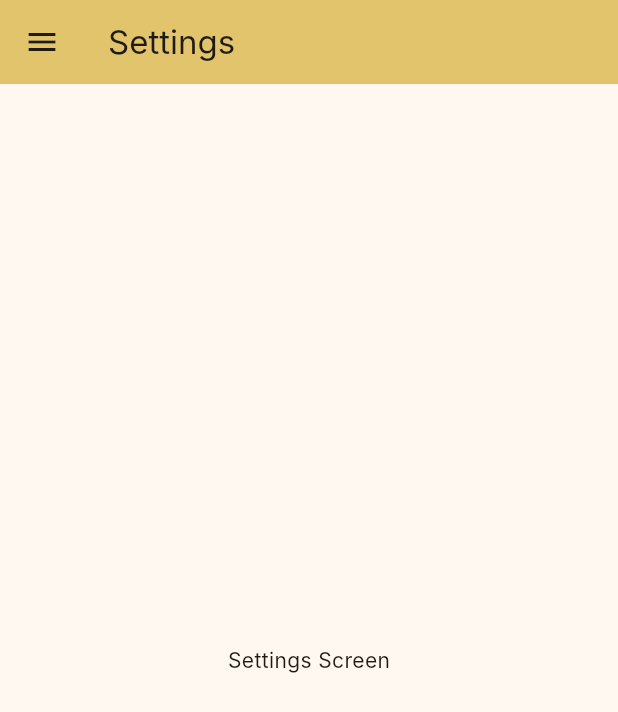
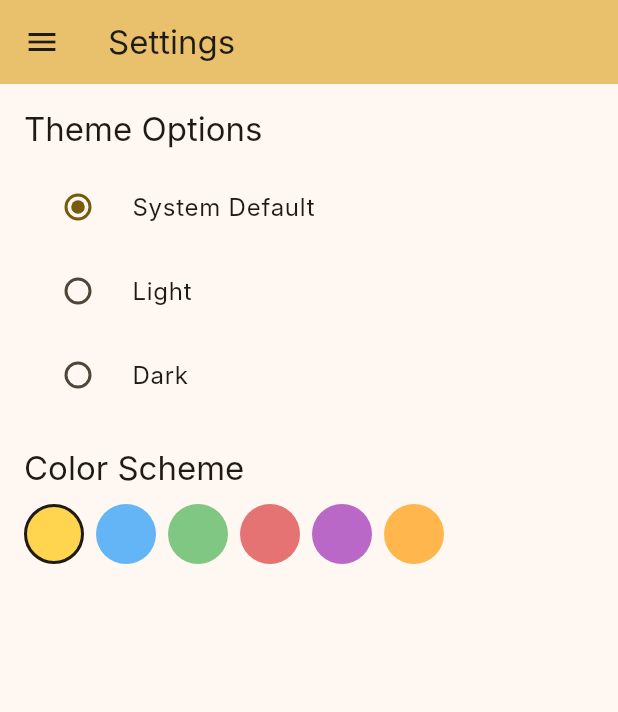
Before and after one commit to Lotthar/bionic-reader, a Flutter app: the SettingsScreen screen opened by its route, on a phone screen of 412 x 824 dp. Shown: the top 712 px of the screen. Run offline on Flutter 3.47's test engine with Material 3 defaults, Android fonts, the phone set to English and light mode, and no system bars; our stand-ins replace file_picker, flutter_spinkit; missing offline and left inert: flutter_pdf_text; Roboto replaces fonts that are missing (Inter).

Commit message:
Add dark mode and theme management

```diff
--- a/lib/main.dart
+++ b/lib/main.dart
@@ -1,8 +1,15 @@
+import 'package:bionic_reader/notifiers/theme_notifier.dart';
 import 'package:bionic_reader/utils/navigation_routes.dart';
 import 'package:flutter/material.dart';
+import 'package:provider/provider.dart';
 
 void main() {
-  runApp(const BionicReaderApp());
+  runApp(
+    ChangeNotifierProvider(
+      create: (_) => ThemeNotifier(),
+      child: const BionicReaderApp(),
+    ),
+  );
 }
 
 class BionicReaderApp extends StatelessWidget {
@@ -10,17 +17,31 @@ class BionicReaderApp extends StatelessWidget {
 
   @override
   Widget build(BuildContext context) {
+    return Consumer<ThemeNotifier>(
+      builder: (context, notifier, child) {
         return MaterialApp(
           title: 'Bionic Reader',
           debugShowCheckedModeBanner: false,
           theme: ThemeData(
-        colorScheme: ColorScheme.fromSeed(seedColor: Colors.amber.shade300),
+            brightness: Brightness.light,
+            colorScheme: ColorScheme.fromSeed(seedColor: notifier.seedColor),
             useMaterial3: true,
-        // Apply Inter font across the app (requires font configuration in pubspec)
             fontFamily: 'Inter',
           ),
-      initialRoute: '/',
-      routes: Navigation.screensByRoutes(),
+          darkTheme: ThemeData(
+            brightness: Brightness.dark,
+            colorScheme: ColorScheme.fromSeed(
+              seedColor: notifier.seedColor,
+              brightness: Brightness.dark,
+            ),
+            useMaterial3: true,
+            fontFamily: 'Inter',
+          ),
+          themeMode: notifier.themeMode,
+          initialRoute: Routes.home.path,
+          routes: Navigation.screensByRoutes()
+        );
+      },
     );
   }
 }
--- a/lib/mixins/reader_screen_styles.dart
+++ b/lib/mixins/reader_screen_styles.dart
@@ -12,6 +12,8 @@ mixin BionicReaderScreenStyles on State<ReaderScreen> {
   // Standard max width for comfortable reading on large screens
   static const double maxContentWidth = 700.0;
 
+  late final isDarkMode = Theme.of(context).brightness == Brightness.dark;
+
   EdgeInsets get paddingLTRB => EdgeInsets.fromLTRB(
       horizontalPadding,
       verticalTopPadding,
@@ -24,7 +26,7 @@ mixin BionicReaderScreenStyles on State<ReaderScreen> {
   TextStyle get baseTextStyle => Theme.of(context).textTheme.bodyLarge!.copyWith(
     fontSize: 18.0,
     height: 1.5,
-    color: Colors.black, // Default color for unbolded text
+    color: isDarkMode ? Colors.white : Colors.black, // Default color for unbolded text
   );
 
   TextStyle get boldTextStyle => baseTextStyle.copyWith(
--- /dev/null
+++ b/lib/notifiers/theme_notifier.dart
@@ -0,0 +1,30 @@
+import 'package:flutter/material.dart';
+
+class ThemeNotifier with ChangeNotifier {
+  ThemeMode _themeMode = ThemeMode.system;
+  MaterialColor _seedColor = Colors.amber;
+
+  ThemeMode get themeMode => _themeMode;
+  MaterialColor get seedColor => _seedColor;
+
+  // List of available seed colors
+  final List<MaterialColor> _availableColors = [
+    Colors.amber,
+    Colors.blue,
+    Colors.green,
+    Colors.red,
+    Colors.purple,
+    Colors.orange,
+  ];
+  List<MaterialColor> get availableColors => _availableColors;
+
+  set themeMode(ThemeMode mode) {
+    _themeMode = mode;
+    notifyListeners();
+  }
+
+  set seedColor(MaterialColor color) {
+    _seedColor = color;
+    notifyListeners();
+  }
+}
--- a/lib/screens/settings_screen.dart
+++ b/lib/screens/settings_screen.dart
@@ -1,6 +1,8 @@
+import 'package:bionic_reader/notifiers/theme_notifier.dart';
 import 'package:bionic_reader/widgets/custom_app_bar.dart';
 import 'package:bionic_reader/widgets/custom_drawer.dart';
 import 'package:flutter/material.dart';
+import 'package:provider/provider.dart';
 
 class SettingsScreen extends StatelessWidget {
   const SettingsScreen({super.key});
@@ -12,9 +14,102 @@ class SettingsScreen extends StatelessWidget {
         title: 'Settings',
       ),
       drawer: const CustomDrawer(),
-      body: const Center(
-        child: Text('Settings Screen'),
+      body: SingleChildScrollView(
+        child: Padding(
+          padding: const EdgeInsets.all(16.0),
+          child: Column(
+            crossAxisAlignment: CrossAxisAlignment.start,
+            children: <Widget>[
+              _buildThemeOptions(context),
+              const SizedBox(height: 20),
+              _buildColorSchemeOptions(context),
+            ],
+          ),
+        ),
       ),
     );
   }
+
+  /// Builds the section for theme selection.
+  Widget _buildThemeOptions(BuildContext context) {
+    return Column(
+      crossAxisAlignment: CrossAxisAlignment.start,
+      children: <Widget>[
+        Text(
+          'Theme Options',
+          style: Theme.of(context).textTheme.titleLarge,
+        ),
+        const SizedBox(height: 10),
+        Consumer<ThemeNotifier>(
+          builder: (context, notifier, child) {
+            return RadioGroup<ThemeMode>(
+              groupValue: notifier.themeMode,
+              onChanged: (value) {
+                if (value != null) {
+                  notifier.themeMode = value;
+                }
+              },
+              child: const Column(
+                children: [
+                  RadioListTile<ThemeMode>(
+                    title: Text('System Default'),
+                    value: ThemeMode.system,
+                  ),
+                  RadioListTile<ThemeMode>(
+                    title: Text('Light'),
+                    value: ThemeMode.light,
+                  ),
+                  RadioListTile<ThemeMode>(
+                    title: Text('Dark'),
+                    value: ThemeMode.dark,
+                  ),
+                ],
+              ),
+            );
+          },
+        ),
+      ],
+    );
+  }
+
+  /// Builds the section for color scheme selection.
+  Widget _buildColorSchemeOptions(BuildContext context) {
+    return Column(
+      crossAxisAlignment: CrossAxisAlignment.start,
+      children: <Widget>[
+        Text(
+          'Color Scheme',
+          style: Theme.of(context).textTheme.titleLarge,
+        ),
+        const SizedBox(height: 10),
+        Consumer<ThemeNotifier>(
+          builder: (context, notifier, child) {
+            return Wrap(
+              spacing: 8.0,
+              runSpacing: 8.0,
+              children: notifier.availableColors.map((color) {
+                return GestureDetector(
+                  onTap: () => notifier.seedColor = color,
+                  child: Container(
+                    width: 40,
+                    height: 40,
+                    decoration: BoxDecoration(
+                      color: color.shade300,
+                      shape: BoxShape.circle,
+                      border: Border.all(
+                        color: notifier.seedColor == color
+                            ? Theme.of(context).colorScheme.onSurface
+                            : Colors.transparent,
+                        width: 2,
+                      ),
+                    ),
+                  ),
+                );
+              }).toList(),
+            );
+          },
+        ),
+      ],
+    );
+  }
 }
--- a/pubspec.yaml
+++ b/pubspec.yaml
@@ -30,6 +30,8 @@ environment:
 dependencies:
   flutter:
     sdk: flutter
+  provider: ^6.0.0 # Or the latest version
+
 
   # The following adds the Cupertino Icons font to your application.
   # Use with the CupertinoIcons class for iOS style icons.
```
Also changed, not shown: pubspec.lock. Lines whose indentation alone changed are shown as unchanged.
